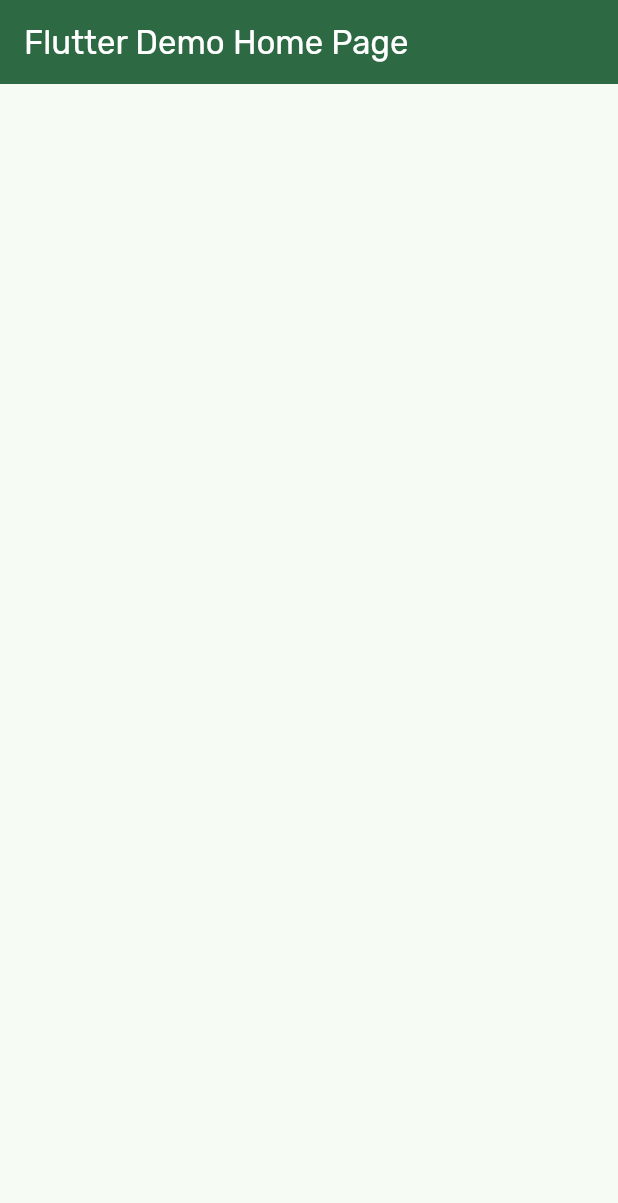
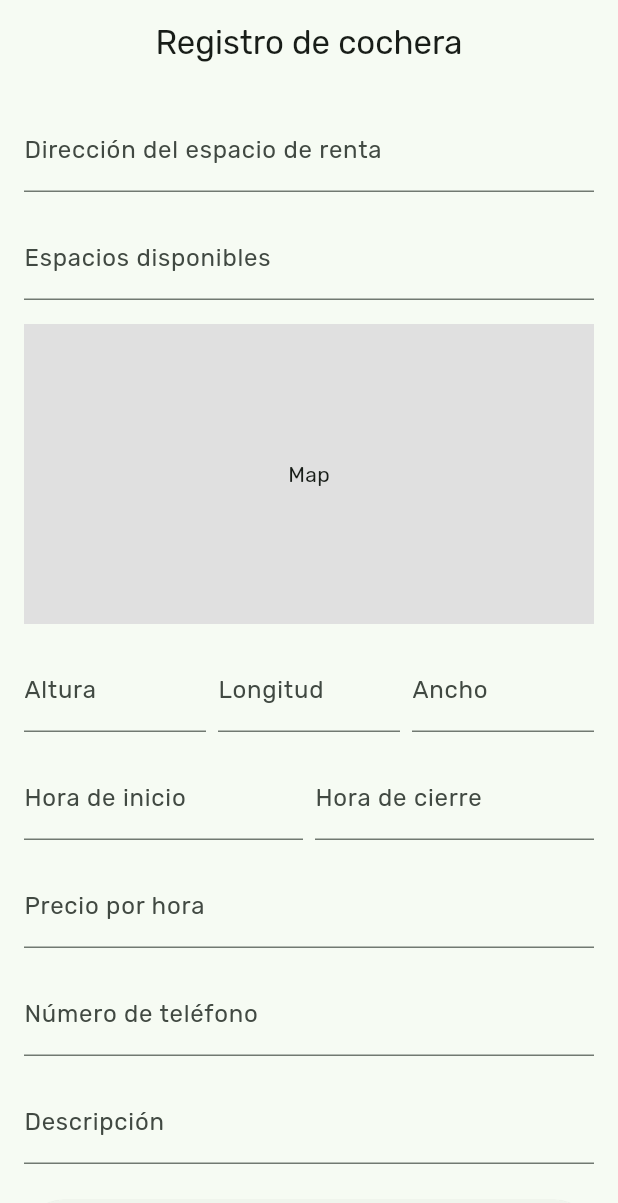
Before and after one commit to HomeyPark/HomeyPark-AppFlutter, a Flutter app: the screen it shows after launch, on a phone screen of 412 x 824 dp. Shown: the top 1203 px of the screen. Run offline on Flutter 3.47's test engine with Material 3 defaults, Android fonts, the phone set to English and light mode, and no system bars; our stand-ins replace google_fonts.

Commit message:
feat (US-11): Added Parking Register View

```diff
--- a/lib/main.dart
+++ b/lib/main.dart
@@ -1,4 +1,5 @@
 import 'package:flutter/material.dart';
+import 'package:homey_park_mobile_app/vistaParking.dart';
 import 'util.dart';
 import 'theme.dart';
 
@@ -18,7 +19,7 @@ class MyApp extends StatelessWidget {
     return MaterialApp(
       title: 'Flutter Demo',
       theme: brightness == Brightness.light ? theme.light() : theme.dark(),
-      home: const MyHomePage(title: 'Flutter Demo Home Page'),
+      home: vistaParking(),
     );
   }
 }
--- /dev/null
+++ b/lib/vistaParking.dart
@@ -0,0 +1,123 @@
+import 'package:flutter/material.dart';
+
+class vistaParking extends StatelessWidget {
+  const vistaParking({super.key});
+
+  @override
+  Widget build(BuildContext context) {
+    return Scaffold(
+      appBar: AppBar(
+        title: const Text('Registro de cochera'),
+        centerTitle: true,
+      ),
+      body: Padding(
+        padding: const EdgeInsets.all(16.0),
+        child: SingleChildScrollView(
+          child: Column(
+            crossAxisAlignment: CrossAxisAlignment.stretch,
+            children: [
+              const TextField(
+                decoration: InputDecoration(
+                  labelText: 'Dirección del espacio de renta',
+                ),
+              ),
+              const SizedBox(height: 16),
+              const TextField(
+                decoration: InputDecoration(
+                  labelText: 'Espacios disponibles',
+                ),
+              ),
+              const SizedBox(height: 16),
+              Container(
+                height: 200,
+                color: Colors.grey[300],
+                child: const Center(
+                  child: Text('Map'),
+                ),
+              ),
+              const SizedBox(height: 16),
+              Row(
+                children: const [
+                  Expanded(
+                    child: TextField(
+                      decoration: InputDecoration(
+                        labelText: 'Altura',
+                        hintText: 'En metros',
+                      ),
+                    ),
+                  ),
+                  SizedBox(width: 8),
+                  Expanded(
+                    child: TextField(
+                      decoration: InputDecoration(
+                        labelText: 'Longitud',
+                        hintText: 'En metros',
+                      ),
+                    ),
+                  ),
+                  SizedBox(width: 8),
+                  Expanded(
+                    child: TextField(
+                      decoration: InputDecoration(
+                        labelText: 'Ancho',
+                        hintText: 'En metros',
+                      ),
+                    ),
+                  ),
+                ],
+              ),
+              const SizedBox(height: 16),
+              Row(
+                children: const [
+                  Expanded(
+                    child: TextField(
+                      decoration: InputDecoration(
+                        labelText: 'Hora de inicio',
+                      ),
+                    ),
+                  ),
+                  SizedBox(width: 8),
+                  Expanded(
+                    child: TextField(
+                      decoration: InputDecoration(
+                        labelText: 'Hora de cierre',
+                      ),
+                    ),
+                  ),
+                ],
+              ),
+              const SizedBox(height: 16),
+              const TextField(
+                decoration: InputDecoration(
+                  labelText: 'Precio por hora',
+                ),
+              ),
+              const SizedBox(height: 16),
+              const TextField(
+                decoration: InputDecoration(
+                  labelText: 'Número de teléfono',
+                ),
+              ),
+              const SizedBox(height: 16),
+              const TextField(
+                decoration: InputDecoration(
+                  labelText: 'Descripción',
+                ),
+              ),
+              const SizedBox(height: 24),
+              ElevatedButton(
+                onPressed: () {
+                },
+                child: const Text('Registrar Cochera'),
+                style: ElevatedButton.styleFrom(
+                  padding: const EdgeInsets.symmetric(vertical: 16),
+                  textStyle: const TextStyle(fontSize: 18),
+                ),
+              ),
+            ],
+          ),
+        ),
+      ),
+    );
+  }
+}
```
Also changed, not shown: pubspec.lock.
